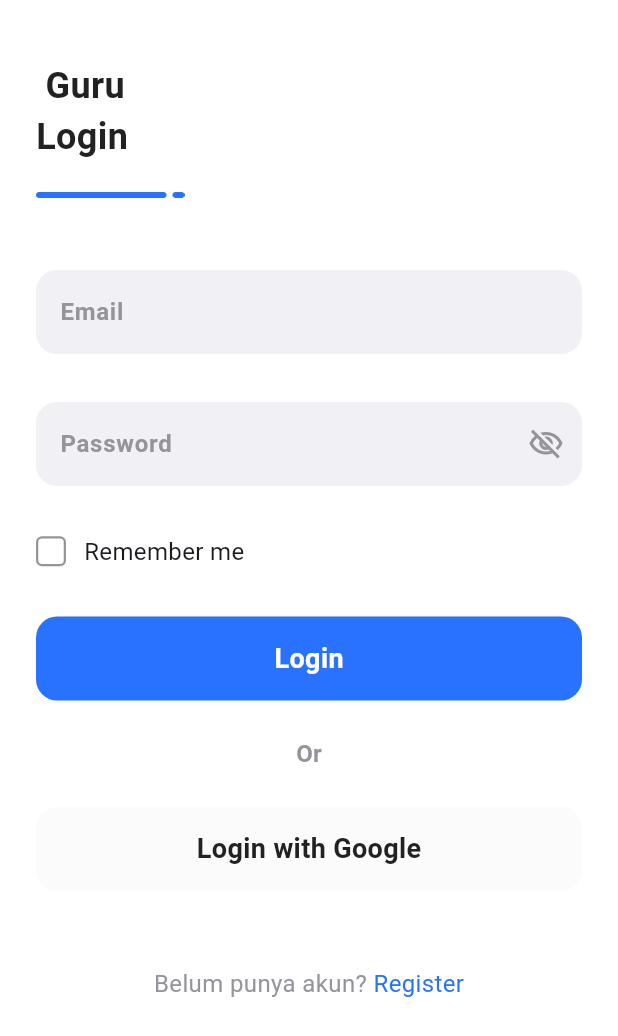
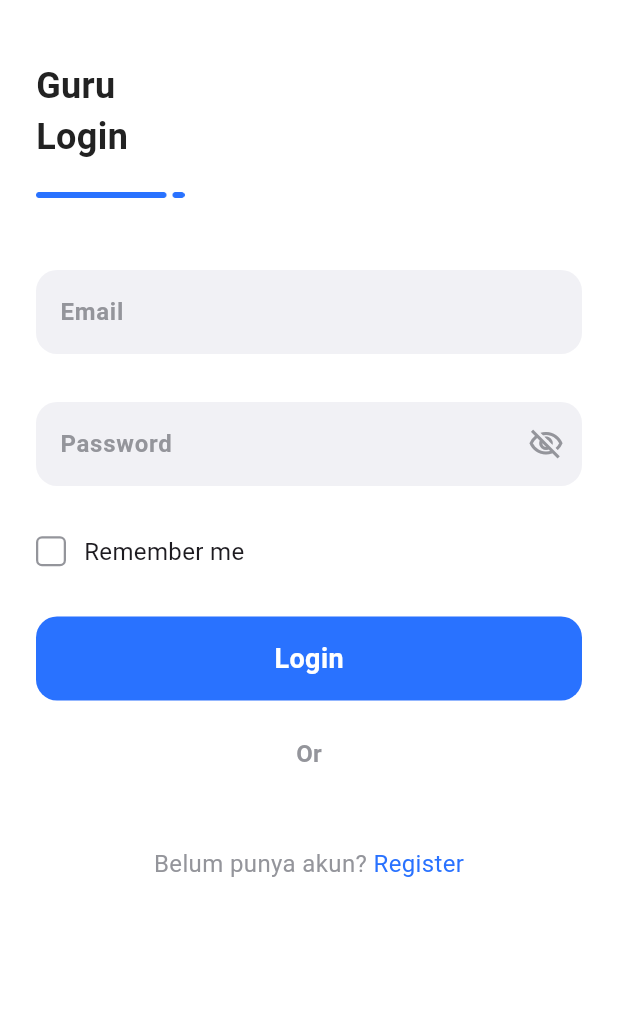
Before and after one commit to mhmmdstwn2/Ayo-Quiz, a Flutter app: the screen it shows after launch, after a tap on "Login as Student", on a phone screen of 412 x 824 dp. Shown: the top 1036 px of the screen. Run offline on Flutter 3.47's test engine with Material 3 defaults, Android fonts, the phone set to English and light mode, and no system bars; our stand-ins replace firebase_auth, firebase_core; accounts and stored records are empty.

Commit message:
"Added Firebase authentication and Firestore integration to Flutter app, updated dependencies and plugins, and modified UI code for login and registration screens."

```diff
--- a/lib/homescreen/login_view.dart
+++ b/lib/homescreen/login_view.dart
@@ -1,9 +1,12 @@
-import 'package:flutter/cupertino.dart';
 import 'package:flutter/material.dart';
+import 'package:firebase_auth/firebase_auth.dart';
+import 'package:ayo_quizz/controllers/auth_controller.dart';
 import 'package:ayo_quizz/register_view.dart';
 import 'package:ayo_quizz/theme.dart';
 import 'package:ayo_quizz/widgets/custom_checkbox.dart';
 import 'package:ayo_quizz/widgets/primary_button.dart';
+
+
 
 class LoginPage extends StatefulWidget {
   const LoginPage({ Key? key }) : super(key: key);
@@ -13,12 +16,37 @@ class LoginPage extends StatefulWidget {
 }
 
 class _LoginPageState extends State<LoginPage> {
+  final AuthController _authController = AuthController();
+  final TextEditingController _emailController = TextEditingController();
+  final TextEditingController _passwordController = TextEditingController();
   bool passwordVisible = false;
+
   void togglePassword() {
     setState(() {
       passwordVisible = !passwordVisible;
     });
   }
+
+                    Future<void> login() async {
+                      String email = _emailController.text.trim();
+                      String password = _passwordController.text.trim();
+
+                      if (email.isNotEmpty && password.isNotEmpty) {
+                        User? user = await _authController.signInWithEmailPassword(email, password);
+                        if (user != null) {
+                          Navigator.pushReplacementNamed(context, '/home');
+                        } else {
+                          ScaffoldMessenger.of(context).showSnackBar(
+                            SnackBar(content: Text("Login failed. Please try again."))
+                          );
+                        }
+                      } else {
+                        ScaffoldMessenger.of(context).showSnackBar(
+                          SnackBar(content: Text("Please enter your email and password."))
+                        );
+                      }
+                    }
+
 
   @override
   Widget build(BuildContext context) {
@@ -34,41 +62,49 @@ class _LoginPageState extends State<LoginPage> {
                 crossAxisAlignment: CrossAxisAlignment.start,
                 children: [
                   Text(
-                    ' Guru\nLogin',
+                    'Guru\nLogin',
                     style: heading2.copyWith(color: textBlack),
                   ),
-                  SizedBox(height: 20,),
+                  SizedBox(height: 20),
                   Image.asset(
                     'assets/images/accent.png',
                     width: 99,
                     height: 4,
-                  )
+                  ),
                 ],
               ),
-              SizedBox(height: 48,),
+              SizedBox(height: 48),
               Form(
                 child: Column(
                   children: [
                     Container(
                       decoration: BoxDecoration(
                         color: textWhiteGrey,
-                        borderRadius: BorderRadius.circular(14)
+                        borderRadius: BorderRadius.circular(14),
                       ),
                       child: TextFormField(
+                        controller: _emailController,
+                        validator: (value) {
+                          if (value == null || value.isEmpty) {
+                            return 'Please enter your email';
+                          }
+                          return null;
+                        },
                         decoration: InputDecoration(
                           hintText: 'Email',
                           hintStyle: heading6.copyWith(color: textGrey),
-                          border: OutlineInputBorder(borderSide: BorderSide.none)
+                          border: OutlineInputBorder(borderSide: BorderSide.none),
                         ),
                       ),
                     ),
-                    SizedBox(height: 32,),
+                    SizedBox(height: 32),
                     Container(
                       decoration: BoxDecoration(
                         color: textWhiteGrey,
-                        borderRadius: BorderRadius.circular(14)
+                        borderRadius: BorderRadius.circular(14),
                       ),
                       child: TextFormField(
+                        controller: _passwordController,
                         obscureText: !passwordVisible,
                         decoration: InputDecoration(
                           hintText: 'Password',
@@ -80,43 +116,38 @@ class _LoginPageState extends State<LoginPage> {
                             onPressed: togglePassword,
                           ),
                           border: OutlineInputBorder(
-                            borderSide: BorderSide.none
-                          )
+                            borderSide: BorderSide.none,
                           ),
                         ),
-                    )
+                      ),
+                    ),
                   ],
-                )
                 ),
-              SizedBox(height: 32,),
+              ),
+              SizedBox(height: 32),
               Row(
                 mainAxisAlignment: MainAxisAlignment.start,
                 children: [
                   CustomCheckbox(),
-                  SizedBox(width: 12,),
-                  Text('Remember me', style: regular16pt,)
+                  SizedBox(width: 12),
+                  Text('Remember me', style: regular16pt),
                 ],
               ),
-              SizedBox(height: 32,),
+              SizedBox(height: 32),
                   CustomPrimaryButton(
                     buttonColor: primaryBlue,
                     textValue: 'Login',
                     textColor: Colors.white,
+                    onPressed: login, // Ini sekarang akan bekerja dengan benar
                   ),
-              SizedBox(height: 24,),
+              SizedBox(height: 24),
               Center(
                 child: Text(
                   'Or',
                   style: heading6.copyWith(color: textGrey),
                 ),
               ),
-              SizedBox(height: 24,),
-              CustomPrimaryButton(
-                buttonColor: colorLight,
-                textValue: 'Login with Google',
-                textColor: textBlack,
-              ),
-              SizedBox(height: 50,),
+              SizedBox(height: 50),
               Row(
                 mainAxisAlignment: MainAxisAlignment.center,
                 children: [
@@ -128,18 +159,16 @@ class _LoginPageState extends State<LoginPage> {
                     onTap: () {
                       Navigator.push(
                         context,
-                        MaterialPageRoute(
-                          builder: (context) => RegisterPage()
-                        )
+                        MaterialPageRoute(builder: (context) => RegisterPage()),
                       );
                     },
                     child: Text(
                       'Register',
                       style: regular16pt.copyWith(color: primaryBlue),
                     ),
-                  )
+                  ),
                 ],
-              )
+              ),
             ],
           ),
         ),
--- a/lib/main.dart
+++ b/lib/main.dart
@@ -1,7 +1,12 @@
 import 'package:flutter/material.dart';
-import 'ss.dart'; // Import ss.dart sebagai splash screen utama
+import 'package:firebase_core/firebase_core.dart';
+import 'package:ayo_quizz/ss.dart';
+import 'package:ayo_quizz/homescreen/home_screen.dart';
 
-void main() {
+
+void main() async {
+  WidgetsFlutterBinding.ensureInitialized();
+  await Firebase.initializeApp();
   runApp(MyApp());
 }
 
@@ -9,12 +14,14 @@ class MyApp extends StatelessWidget {
   @override
   Widget build(BuildContext context) {
     return MaterialApp(
-      title: 'Ayco Quiz',
+      title: 'Ayo Quizz',
       theme: ThemeData(
         primarySwatch: Colors.blue,
       ),
-      debugShowCheckedModeBanner: false,
-      home: SplashScreen(), // Ganti home dengan SplashScreen dari ss.dart
+      home: SplashScreen(),
+      routes: {
+        '/home': (context) =>HomeScreen(),
+      },
     );
   }
 }
--- a/lib/ss.dart
+++ b/lib/ss.dart
@@ -24,7 +24,7 @@ class _SplashScreenState extends State<SplashScreen> {
     return Scaffold(
       body: Center(
         child: Image.asset(
-          'assets/images/ss.png', // Path ke gambar splash screen
+          'assets/images/ss.png',
           height: 150,
         ),
       ),
--- a/lib/widgets/primary_button.dart
+++ b/lib/widgets/primary_button.dart
@@ -6,8 +6,13 @@ class CustomPrimaryButton extends StatelessWidget {
   final Color buttonColor;
   final String textValue;
   final Color textColor;
+  final VoidCallback? onPressed;
 
-  const CustomPrimaryButton({ this.buttonColor=Colors.black, this.textValue='', this.textColor=Colors.black });
+  const CustomPrimaryButton({
+     this.buttonColor=Colors.black,
+     this.textValue='', this.textColor=Colors.black,
+      required this.onPressed,
+       });
 
   @override
   Widget build(BuildContext context) {
--- a/pubspec.yaml
+++ b/pubspec.yaml
@@ -39,6 +39,10 @@ dependencies:
   email_validator: ^3.0.0
   flip_card: ^0.7.0
   appinio_swiper: ^2.1.1
+  firebase_core: ^3.6.0
+  firebase_auth: ^5.3.1
+  cloud_firestore: ^5.4.4
+  lints: ^4.0.0
 
 dev_dependencies:
   flutter_test:
```
Also changed, not shown: lib/controllers/auth_controller.dart (added, +22 -0 lines), lib/controllers/registration_controller.dart (added, +18 -0 lines), lib/register_view.dart (+56 -27 lines), lib/_state/_loginpagestate.dart (added), pubspec.lock, 6 other files. Lines whose indentation alone changed are shown as unchanged.
